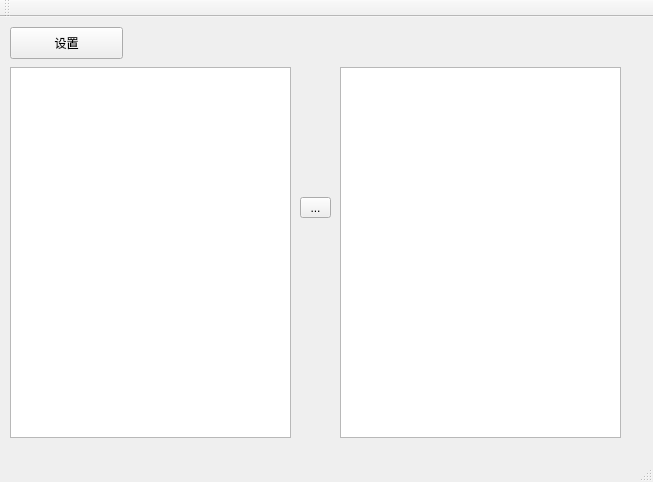
Old version of the form ui/offsets.ui in the repository Sunfe/-offsets.
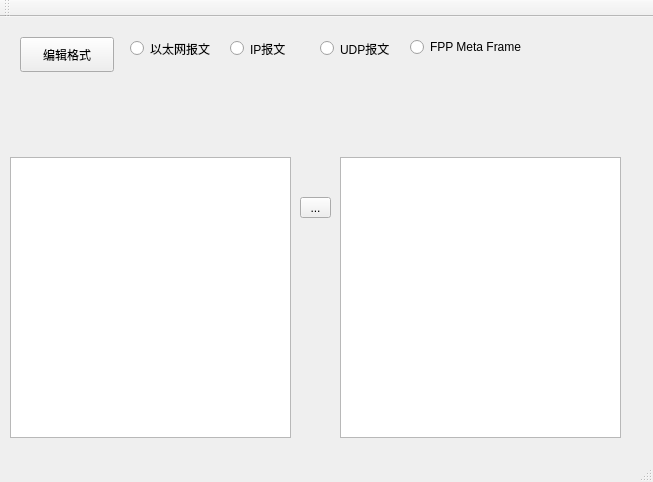
New version of the form. Icons and pictures are not drawn.

Commit message: new profile class

What changed in the file:
```diff
--- a/ui/offsets.ui
+++ b/ui/offsets.ui
@@ -18,9 +18,9 @@
     <property name="geometry">
      <rect>
       <x>10</x>
-      <y>50</y>
+      <y>140</y>
       <width>281</width>
-      <height>371</height>
+      <height>281</height>
      </rect>
     </property>
    </widget>
@@ -28,9 +28,9 @@
     <property name="geometry">
      <rect>
       <x>340</x>
-      <y>50</y>
+      <y>140</y>
       <width>281</width>
-      <height>371</height>
+      <height>281</height>
      </rect>
     </property>
    </widget>
@@ -54,14 +54,66 @@
    <widget class="QPushButton" name="btnSetting">
     <property name="geometry">
      <rect>
-      <x>10</x>
-      <y>10</y>
-      <width>113</width>
-      <height>32</height>
+      <x>20</x>
+      <y>20</y>
+      <width>94</width>
+      <height>35</height>
      </rect>
     </property>
     <property name="text">
-     <string>设置</string>
+     <string>编辑格式</string>
+    </property>
+   </widget>
+   <widget class="QRadioButton" name="radioButton">
+    <property name="geometry">
+     <rect>
+      <x>130</x>
+      <y>20</y>
+      <width>90</width>
+      <height>23</height>
+     </rect>
+    </property>
+    <property name="text">
+     <string>以太网报文</string>
+    </property>
+   </widget>
+   <widget class="QRadioButton" name="radioButton_2">
+    <property name="geometry">
+     <rect>
+      <x>230</x>
+      <y>20</y>
+      <width>63</width>
+      <height>23</height>
+     </rect>
+    </property>
+    <property name="text">
+     <string>IP报文</string>
+    </property>
+   </widget>
+   <widget class="QRadioButton" name="radioButton_3">
+    <property name="geometry">
+     <rect>
+      <x>320</x>
+      <y>20</y>
+      <width>79</width>
+      <height>23</height>
+     </rect>
+    </property>
+    <property name="text">
+     <string>UDP报文</string>
+    </property>
+   </widget>
+   <widget class="QRadioButton" name="radioButton_4">
+    <property name="geometry">
+     <rect>
+      <x>410</x>
+      <y>20</y>
+      <width>125</width>
+      <height>20</height>
+     </rect>
+    </property>
+    <property name="text">
+     <string>FPP Meta Frame</string>
     </property>
    </widget>
   </widget>
```
The commit also changes 8 other files.
